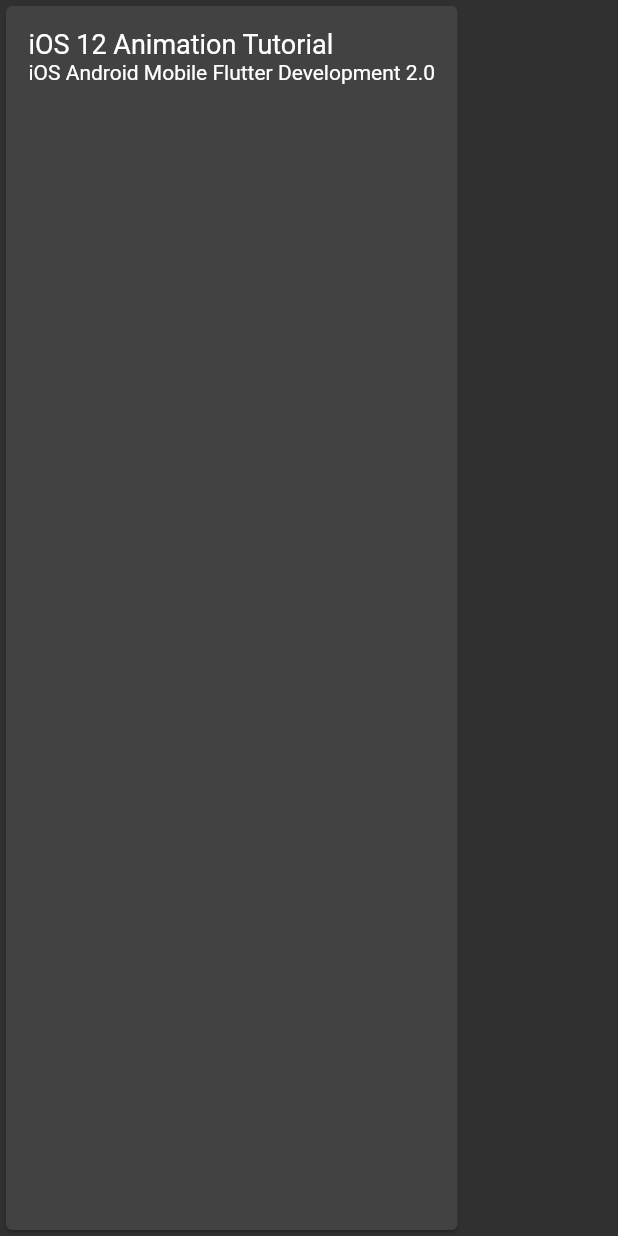
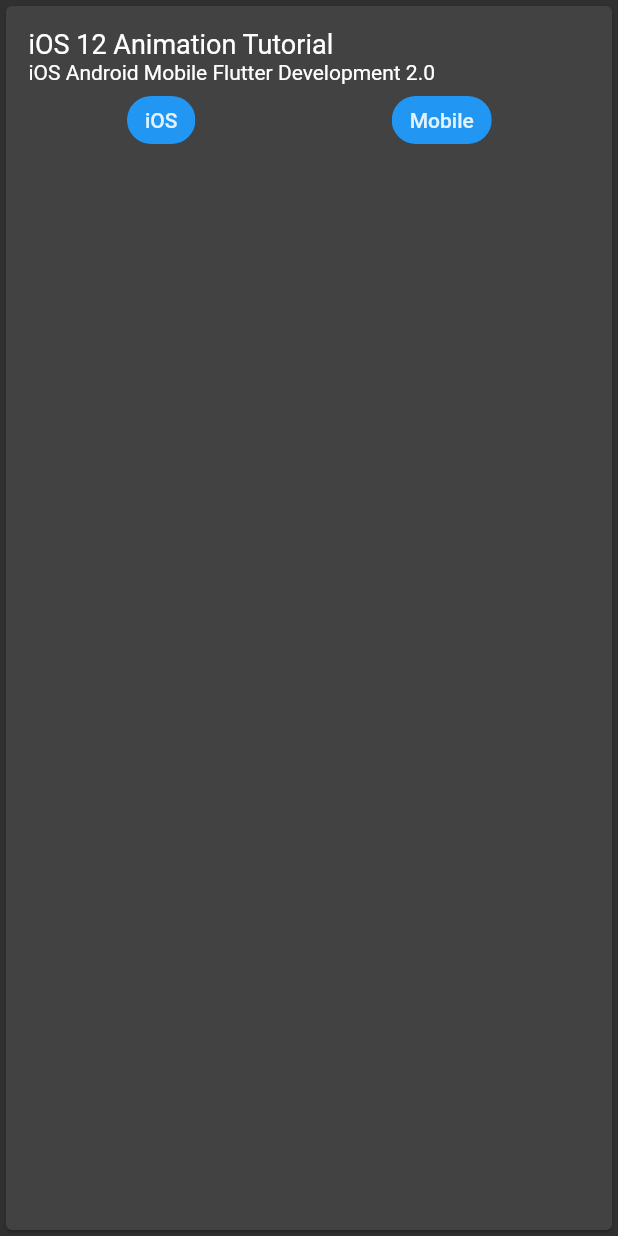
Before and after one commit to zachcervi/radcode, a Flutter app: what buildPostCard() shows on an empty page, opened directly with sample values from the repository, on a phone screen of 412 x 824 dp. Run offline on Flutter 3.47's test engine with Material 2 defaults, Android fonts, the phone set to English and light mode, and no system bars.

Commit message:
styled and added the tags in the table

```diff
--- a/lib/widgets/post_card.dart
+++ b/lib/widgets/post_card.dart
@@ -1,5 +1,22 @@
 import 'package:flutter/material.dart';
 import 'package:radcode/model/post.dart';
+
+Widget _buildTags(List<String> tags) {
+  List<Widget> chips = [];
+  for (var i = 0; i < tags.length; i++) {
+    final chip = Expanded(
+        child: Container(
+            padding: EdgeInsets.only(right: 10),
+            child: Chip(
+              label: Text(
+                tags[i],
+              ),
+              backgroundColor: Colors.blue,
+            )));
+    chips.add(chip);
+  }
+  return Row(children: chips);
+}
 
 Widget buildPostCard(Post post) {
   return Card(
@@ -13,6 +30,7 @@ Widget buildPostCard(Post post) {
                 style: TextStyle(fontSize: 18),
               ),
               Text('iOS Android Mobile Flutter Development 2.0'),
+              _buildTags(post.tags)
             ],
           )));
 }
```
